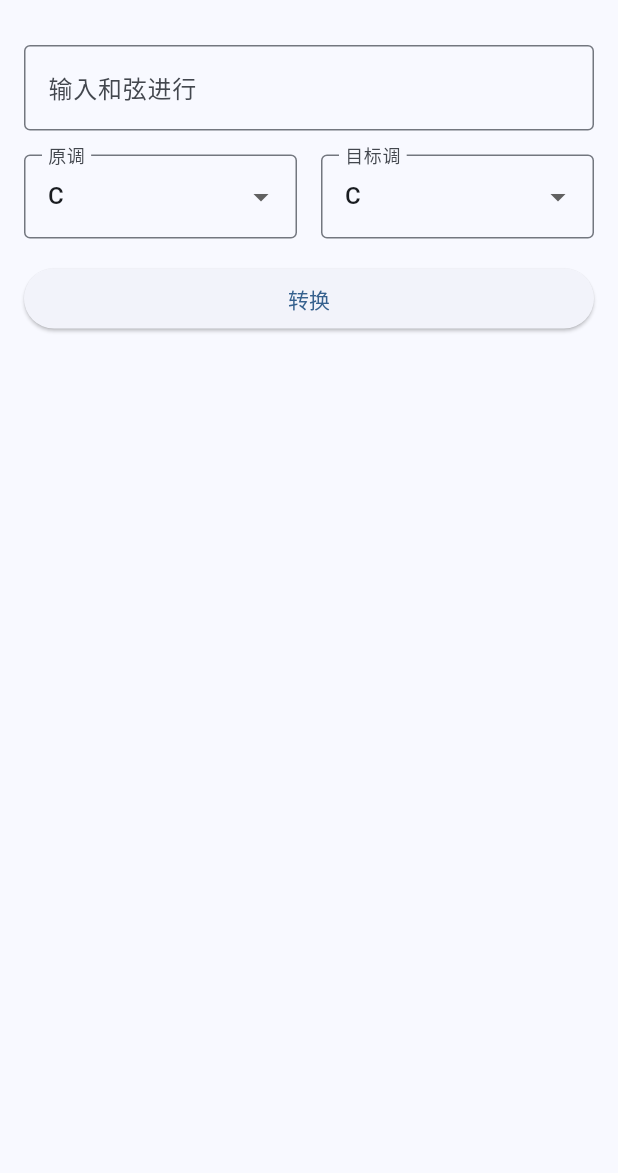
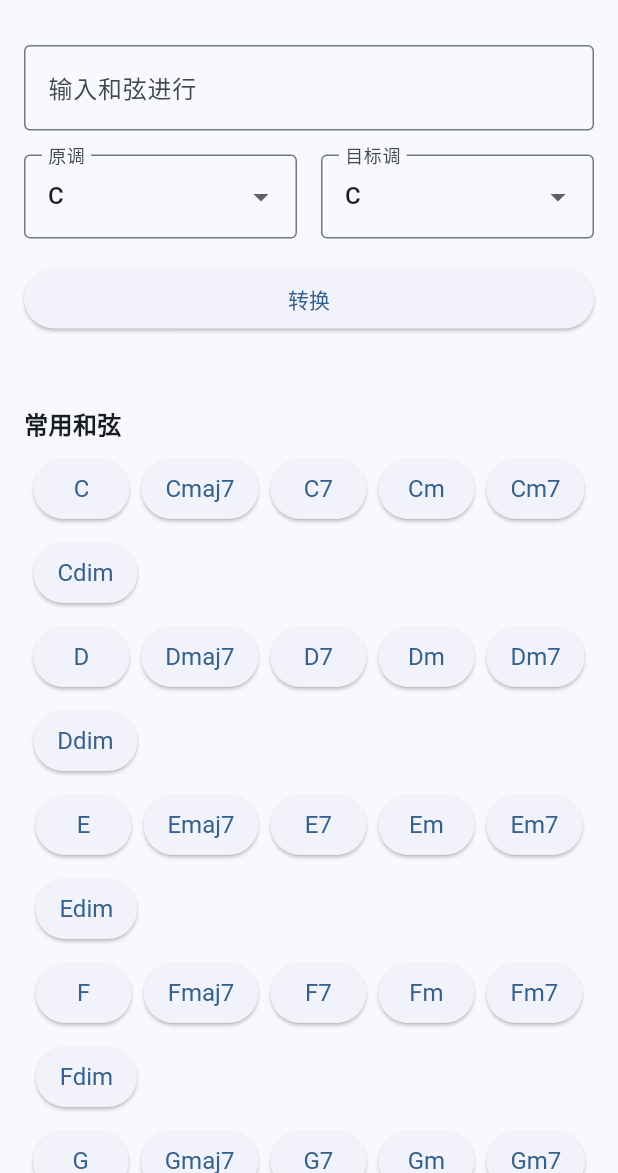
Before and after one commit to heijin-yuuby/Chord-assistant, a Flutter app: the screen it shows after launch, on a phone screen of 412 x 824 dp, the part 63-1236 px from its top. Run offline on Flutter 3.47's test engine with Material 3 defaults, Android fonts, the phone set to English and light mode, and no system bars.

Commit message:
Enhance chord conversion functionality and UI; add support for multiple chord separators and common chord groups in home screen.

```diff
--- a/lib/screens/home_screen.dart
+++ b/lib/screens/home_screen.dart
@@ -16,6 +16,15 @@ class _HomeScreenState extends State<HomeScreen> {
   final bool _isMajor = true;
 
   final List<String> _keys = ChordModel.majorScale;
+  final List<List<String>> _commonChordGroups = [
+    ['C', 'Cmaj7', 'C7', 'Cm', 'Cm7', 'Cdim'],
+    ['D', 'Dmaj7', 'D7', 'Dm', 'Dm7', 'Ddim'],
+    ['E', 'Emaj7', 'E7', 'Em', 'Em7', 'Edim'],
+    ['F', 'Fmaj7', 'F7', 'Fm', 'Fm7', 'Fdim'],
+    ['G', 'Gmaj7', 'G7', 'Gm', 'Gm7', 'Gdim'],
+    ['A', 'Amaj7', 'A7', 'Am', 'Am7', 'Adim'],
+    ['B', 'Bmaj7', 'B7', 'Bm', 'Bm7', 'Bdim'],
+  ];
 
   void _convertProgression() {
     if (_progressionController.text.isEmpty) return;
@@ -36,7 +45,8 @@ class _HomeScreenState extends State<HomeScreen> {
         title: const Text('和弦转换助手'),
         centerTitle: true,
       ),
-      body: Padding(
+      body: SingleChildScrollView(
+        child: Padding(
           padding: const EdgeInsets.all(16.0),
           child: Column(
             crossAxisAlignment: CrossAxisAlignment.stretch,
@@ -45,7 +55,7 @@ class _HomeScreenState extends State<HomeScreen> {
                 controller: _progressionController,
                 decoration: const InputDecoration(
                   labelText: '输入和弦进行',
-                hintText: '例如: C - F - G - Am',
+                  hintText: '例如: C F G Am 或 C-F-G-Am 或 C,F,G,Am',
                   border: OutlineInputBorder(),
                 ),
               ),
@@ -126,7 +136,45 @@ class _HomeScreenState extends State<HomeScreen> {
                   ),
                 ),
               ],
+              const SizedBox(height: 24),
+              const Text(
+                '常用和弦',
+                style: TextStyle(fontSize: 16, fontWeight: FontWeight.bold),
+              ),
+              const SizedBox(height: 8),
+              Column(
+                children: _commonChordGroups.map((chordGroup) {
+                  return Padding(
+                    padding: const EdgeInsets.only(bottom: 8.0),
+                    child: Wrap(
+                      spacing: 8,
+                      runSpacing: 8,
+                      children: chordGroup.map((chord) {
+                        return ElevatedButton(
+                          onPressed: () {
+                            String current = _progressionController.text.trim();
+                            String toAdd = current.isEmpty ? chord : ' $chord';
+                            _progressionController.text = current + toAdd;
+                            _progressionController.selection =
+                                TextSelection.fromPosition(
+                              TextPosition(
+                                  offset: _progressionController.text.length),
+                            );
+                          },
+                          child: Text(chord),
+                          style: ElevatedButton.styleFrom(
+                            padding: const EdgeInsets.symmetric(
+                                horizontal: 16, vertical: 10),
+                            textStyle: const TextStyle(fontSize: 16),
+                          ),
+                        );
+                      }).toList(),
+                    ),
+                  );
+                }).toList(),
+              ),
             ],
+          ),
         ),
       ),
     );
```
Also changed, not shown: lib/models/chord_model.dart (+20 -2 lines), 2 other files. Lines whose indentation alone changed are shown as unchanged.
